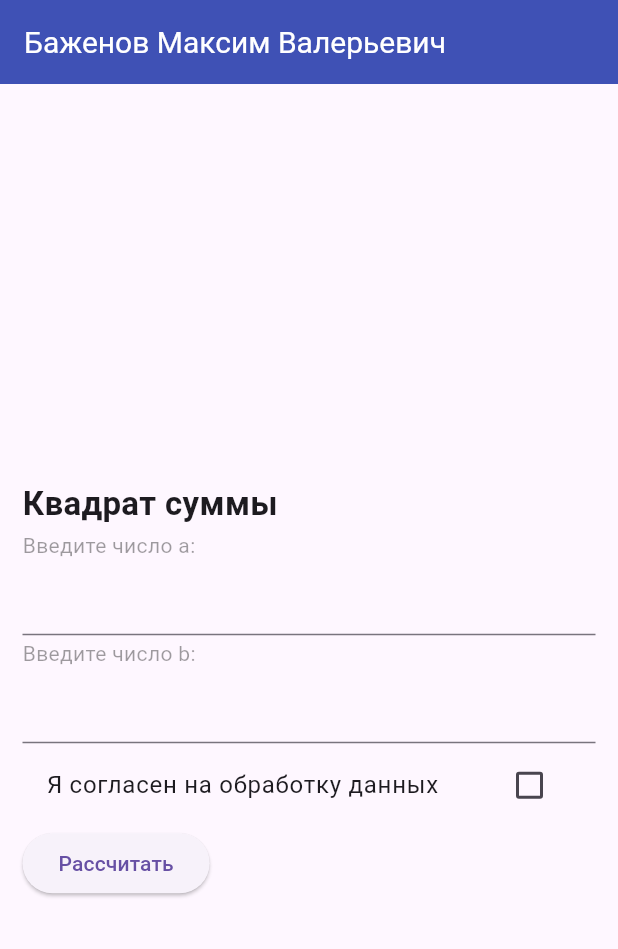
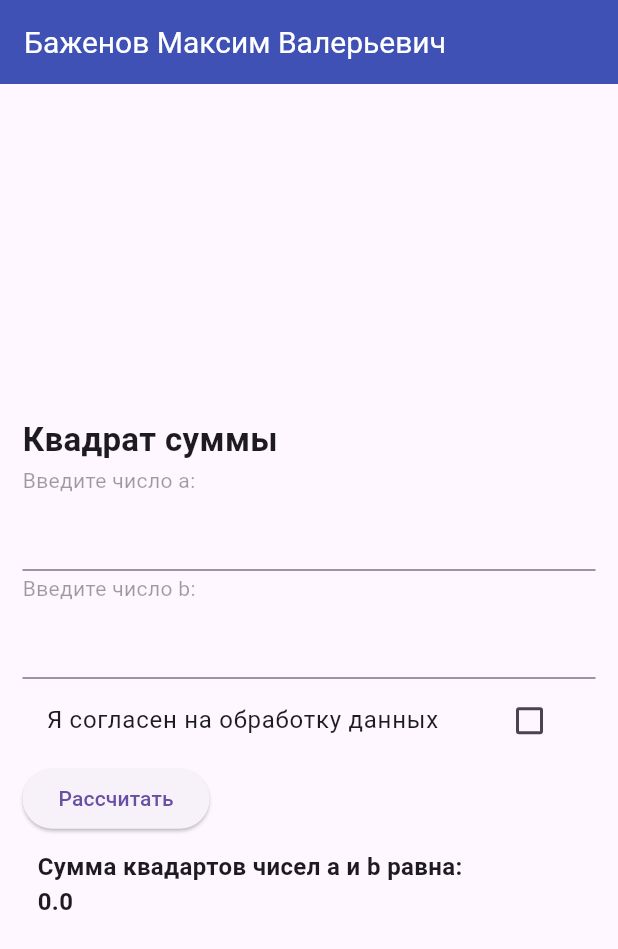
Before and after one commit to maksim4k1/flutter_project, a Flutter app: the screen it shows after launch, on a phone screen of 412 x 824 dp. Shown: the top 949 px of the screen. Run offline on Flutter 3.47's test engine with Material 3 defaults, Android fonts, the phone set to English and light mode, and no system bars; our stand-ins replace flutter_bloc.

Commit message:
lab 4 completed

```diff
--- a/lib/main.dart
+++ b/lib/main.dart
@@ -1,4 +1,5 @@
 import 'package:flutter/material.dart';
+import 'package:flutter_project/screens/main_screens_provider.dart';
 
 // 2.Реализовать калькулятор квадратов суммы.
 // На первом экране должны располагаться 2 числовых поля ввода (число a и число b),
@@ -8,148 +9,7 @@ import 'package:flutter/material.dart';
 void main() {
   runApp(
     MaterialApp(
-      home: FirstScreen(),
+      home: MainScreenProvider(),
     ),
   );
 }
-
-class FirstScreen extends StatelessWidget {
-  @override
-  Widget build(BuildContext context) {
-    return Scaffold(
-      appBar: AppBar(
-        backgroundColor: Colors.indigo,
-        titleTextStyle: TextStyle(color: Colors.white, fontSize: 20),
-        title: Text('Баженов Максим Валерьевич'),
-      ),
-      body: Padding(
-        padding: EdgeInsets.symmetric(horizontal: 15),
-        child: MyFormScreen(),
-      ),
-    );
-  }
-}
-
-class MyFormScreen extends StatefulWidget {
-  @override
-  _MyFormScreenState createState() => _MyFormScreenState();
-}
-
-class _MyFormScreenState extends State<MyFormScreen> {
-  final _formKey = GlobalKey<FormState>();
-  final _aField = TextEditingController();
-  final _bField = TextEditingController();
-  bool _agreement = false;
-
-  Widget build(BuildContext context) {
-    return Form(
-      key: _formKey,
-      child: Column(
-        mainAxisAlignment: MainAxisAlignment.center,
-        crossAxisAlignment: CrossAxisAlignment.start,
-        children: [
-          Padding(
-              padding: EdgeInsets.only(top: 40),
-              child: Text(
-                'Квадрат суммы',
-                style: TextStyle(
-                  fontSize: 22,
-                  fontWeight: FontWeight.bold,
-                ),
-              )
-          ),
-          Padding(
-              padding: EdgeInsets.symmetric(vertical: 2),
-              child: Text(
-                'Введите число a:',
-                style: TextStyle(
-                  fontSize: 14,
-                  color: Colors.black38,
-                ),
-              )
-          ),
-          TextFormField(
-            keyboardType: TextInputType.number,
-            controller: _aField,
-            validator: (value) {
-              if(value!.isEmpty) return "Введите число a";
-              if (double.tryParse(value) == null) return "Введите корректное число";
-              return null;
-            },
-          ),
-          Padding(
-              padding: EdgeInsets.symmetric(vertical: 2),
-              child: Text(
-                'Введите число b:',
-                style: TextStyle(
-                  fontSize: 14,
-                  color: Colors.black38,
-                ),
-              )
-          ),
-          TextFormField(
-            keyboardType: TextInputType.number,
-            controller: _bField,
-            validator: (value) {
-              if(value!.isEmpty) return "Введите число b";
-              if (double.tryParse(value) == null) return "Введите корректное число";
-              return null;
-            },
-          ),
-          CheckboxListTile(
-            value: _agreement,
-            title: Text("Я согласен на обработку данных"),
-            onChanged: (value) {
-              setState(() {
-                _agreement = value!;
-              });
-            },
-          ),
-          ElevatedButton(onPressed: () {
-            if (_formKey.currentState!.validate()) {
-              print(_aField.text);
-              print(_bField.text);
-            }
-
-            if (_agreement) {
-              Navigator.push(context, MaterialPageRoute(builder: (context) => SecondScreen(
-                aValue: double.parse(_aField.text),
-                bValue: double.parse(_bField.text),
-              )));
-            }
-          }, child: Text("Рассчитать"))
-        ],
-      ),
-    );
-  }
-}
-
-class SecondScreen extends StatelessWidget {
-  double aValue;
-  double bValue;
-
-  SecondScreen({required this.aValue, required this.bValue});
-
-  @override
-  Widget build(BuildContext context) {
-    double result = (aValue + bValue) * (aValue + bValue);
-
-    return Scaffold(
-      appBar: AppBar(
-        backgroundColor: Colors.indigo,
-        titleTextStyle: TextStyle(color: Colors.white, fontSize: 20),
-        title: Text('Баженов Максим Валерьевич'),
-      ),
-      body: Padding(
-          padding: EdgeInsets.only(top: 40, left: 10),
-          child: Text(
-            "Сумма квадартов чисел a и b равна:\n$result",
-            style: TextStyle(
-              fontSize: 18,
-              fontWeight: FontWeight.bold,
-            ),
-          )
-      ),
-    );
-  }
-}
--- /dev/null
+++ b/lib/screens/cubit/main_screen_cubit.dart
@@ -0,0 +1,13 @@
+import 'package:flutter_bloc/flutter_bloc.dart';
+import 'package:flutter_project/screens/cubit/main_screen_state.dart';
+
+class MainScreenCubit extends Cubit<MainScreenState> {
+  MainScreenCubit() : super(MainScreenUpdateResultState(result: 0));
+
+  double value = 0;
+
+  void calculateResult(double a, double b){
+    value = (a + b) * (a + b);
+    emit(MainScreenUpdateResultState(result: value));
+  }
+}
--- /dev/null
+++ b/lib/screens/cubit/main_screen_state.dart
@@ -0,0 +1,7 @@
+abstract class MainScreenState{}
+
+class MainScreenUpdateResultState extends MainScreenState {
+  final double result;
+
+  MainScreenUpdateResultState({required this.result});
+}
--- /dev/null
+++ b/lib/screens/main_screen.dart
@@ -0,0 +1,127 @@
+import 'package:flutter/material.dart';
+import 'package:flutter_bloc/flutter_bloc.dart';
+import 'package:flutter_project/screens/cubit/main_screen_cubit.dart';
+import 'package:flutter_project/screens/cubit/main_screen_state.dart';
+
+class MainScreen extends StatelessWidget {
+  @override
+  Widget build(BuildContext context) {
+    return Scaffold(
+      appBar: AppBar(
+        backgroundColor: Colors.indigo,
+        titleTextStyle: TextStyle(color: Colors.white, fontSize: 20),
+        title: Text('Баженов Максим Валерьевич'),
+      ),
+      body: Padding(
+        padding: EdgeInsets.symmetric(horizontal: 15),
+        child: MyFormScreen(),
+      ),
+    );
+  }
+}
+
+class MyFormScreen extends StatefulWidget {
+  @override
+  _MyFormScreenState createState() => _MyFormScreenState();
+}
+
+class _MyFormScreenState extends State<MyFormScreen> {
+  final _formKey = GlobalKey<FormState>();
+  final _aField = TextEditingController();
+  final _bField = TextEditingController();
+  bool _agreement = false;
+
+  Widget build(BuildContext context) {
+    return Form(
+      key: _formKey,
+      child: Column(
+        mainAxisAlignment: MainAxisAlignment.center,
+        crossAxisAlignment: CrossAxisAlignment.start,
+        children: [
+          Padding(
+              padding: EdgeInsets.only(top: 10),
+              child: Text(
+                'Квадрат суммы',
+                style: TextStyle(
+                  fontSize: 22,
+                  fontWeight: FontWeight.bold,
+                ),
+              )
+          ),
+          Padding(
+              padding: EdgeInsets.symmetric(vertical: 2),
+              child: Text(
+                'Введите число a:',
+                style: TextStyle(
+                  fontSize: 14,
+                  color: Colors.black38,
+                ),
+              )
+          ),
+          TextFormField(
+            keyboardType: TextInputType.number,
+            controller: _aField,
+            validator: (value) {
+              if(value!.isEmpty) return "Введите число a";
+              if (double.tryParse(value) == null) return "Введите корректное число";
+              return null;
+            },
+          ),
+          Padding(
+              padding: EdgeInsets.symmetric(vertical: 2),
+              child: Text(
+                'Введите число b:',
+                style: TextStyle(
+                  fontSize: 14,
+                  color: Colors.black38,
+                ),
+              )
+          ),
+          TextFormField(
+            keyboardType: TextInputType.number,
+            controller: _bField,
+            validator: (value) {
+              if(value!.isEmpty) return "Введите число b";
+              if (double.tryParse(value) == null) return "Введите корректное число";
+              return null;
+            },
+          ),
+          CheckboxListTile(
+            value: _agreement,
+            title: Text("Я согласен на обработку данных"),
+            onChanged: (value) {
+              setState(() {
+                _agreement = value!;
+              });
+            },
+          ),
+          ElevatedButton(onPressed: () {
+            if (_formKey.currentState!.validate()) {
+              if (_agreement) {
+                BlocProvider.of<MainScreenCubit>(context).calculateResult(
+                    double.parse(_aField.text),
+                    double.parse(_bField.text)
+                );
+              }
+            }
+          }, child: Text("Рассчитать")),
+          BlocBuilder<MainScreenCubit, MainScreenState>(builder: (context, state) {
+            if (state is MainScreenUpdateResultState) {
+              return Padding(
+                padding: EdgeInsets.only(top: 10, left: 10),
+                child: Text(
+                  "Сумма квадартов чисел a и b равна:\n${state.result}",
+                  style: TextStyle(
+                    fontSize: 16,
+                    fontWeight: FontWeight.bold,
+                  ),
+                )
+              );
+            }
+            return Container();
+          }),
+        ],
+      ),
+    );
+  }
+}
--- /dev/null
+++ b/lib/screens/main_screens_provider.dart
@@ -0,0 +1,14 @@
+import 'package:flutter/material.dart';
+import 'package:flutter_project/screens/cubit/main_screen_cubit.dart';
+import 'package:flutter_bloc/flutter_bloc.dart';
+import 'package:flutter_project/screens/main_screen.dart';
+
+class MainScreenProvider extends StatelessWidget {
+  @override
+  Widget build(BuildContext context) {
+    return BlocProvider<MainScreenCubit>(
+      create: (context) => MainScreenCubit(),
+      child: MainScreen(),
+    );
+  }
+}
--- a/pubspec.yaml
+++ b/pubspec.yaml
@@ -45,6 +45,7 @@ dev_dependencies:
   # package. See that file for information about deactivating specific lint
   # rules and activating additional ones.
   flutter_lints: ^5.0.0
+  flutter_bloc: ^9.1.1
 
 # For information on the generic Dart part of this file, see the
 # following page: https://dart.dev/tools/pub/pubspec
```
Also changed, not shown: pubspec.lock.
